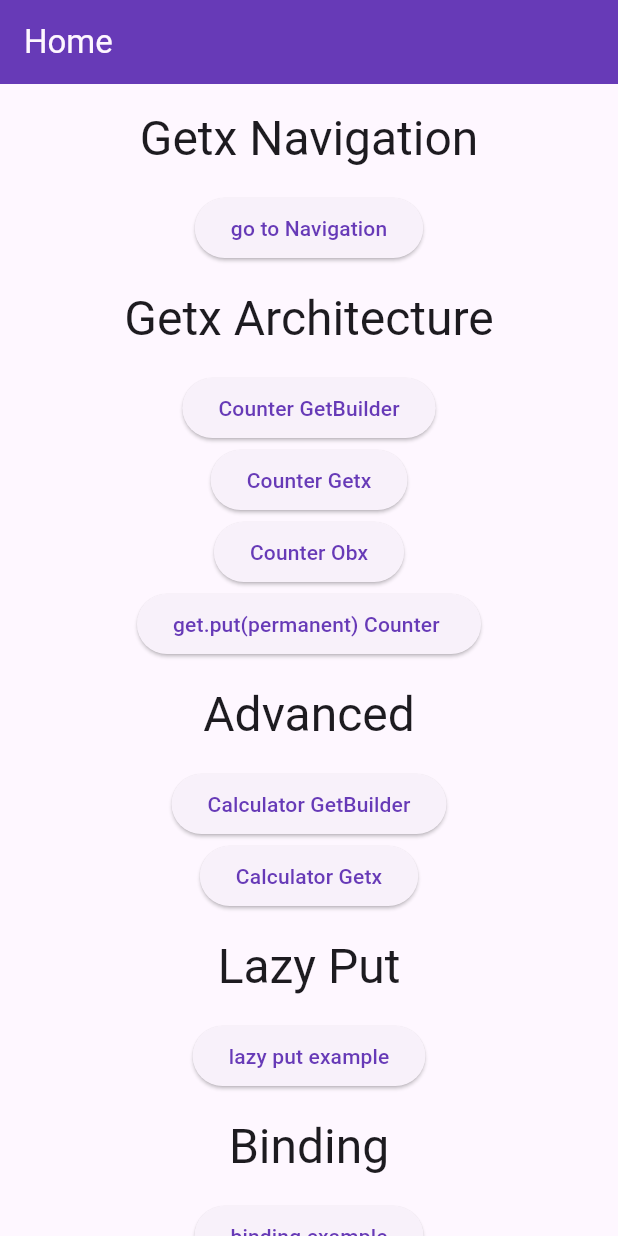
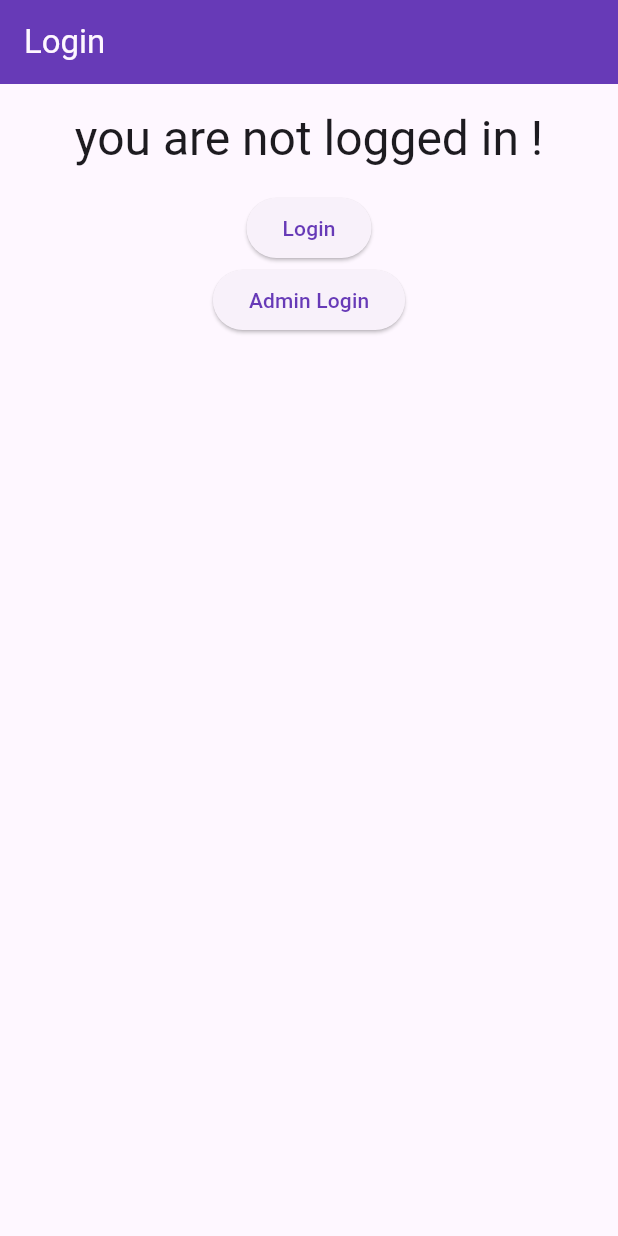
Before and after one commit to linaalbaroudi/getx_training, a Flutter app: the screen it shows after launch, on a phone screen of 412 x 824 dp. Run offline on Flutter 3.47's test engine with Material 2 defaults, Android fonts, the phone set to English and light mode, and no system bars; our stand-ins replace get, shared_preferences.

Commit message:
middleware

```diff
--- a/lib/main.dart
+++ b/lib/main.dart
@@ -1,15 +1,26 @@
 import 'package:flutter/material.dart';
 // 1- add get: to pubspec.yaml and import package
 import 'package:get/get.dart';
-import 'package:getx_training/utils/bindings.dart';
+import 'package:getx_training/utils/auth_middleware.dart';
+import 'package:getx_training/utils/fallback_middleware.dart';
 import 'package:getx_training/view/getx_arch/counter_getBuilder.dart';
 import 'package:getx_training/view/getx_arch/counter_getx.dart';
+import 'package:getx_training/view/login.dart';
+import 'package:shared_preferences/shared_preferences.dart';
+import 'view/admin.dart';
+import 'view/fallback_screen.dart';
 import 'view/home.dart';
 import 'view/navigation/page1.dart';
 import 'view/navigation/page2.dart';
 import 'view/navigation/page3.dart';
 
-void main() {
+// auth middleware step 1: define global variable and make it nullable
+SharedPreferences? sharedPreferences;
+
+// auth middleware step 2: add async to main, WidgetsFlutterBinding.ensureInitialized();, and SharedPreferences.getInstance();
+void main() async{
+  WidgetsFlutterBinding.ensureInitialized();
+  sharedPreferences = await SharedPreferences.getInstance();
   runApp(const MyApp());
 }
 
@@ -30,7 +41,7 @@ class MyApp extends StatelessWidget {
           color: Colors.deepPurple
         ),
       ),
-      home: const Home(),
+      // home: const Home(), // auth middleware step 3: don't add home when using middleware
       initialRoute: "/",
       // routes: {
       //   "/home": (context) => const Home(),
@@ -41,7 +52,13 @@ class MyApp extends StatelessWidget {
         // 1- in the root page GetPage(name: "/", page: ()=> const Home(), binding: AppBindings()),
         // 2- or through the initialBinding parameter
         // 3- or through navigation Get.to(() => Home(), binding: AppBindings());
-        GetPage(name: "/", page: ()=> const Home(), ), //binding: AppBindings()),
+        GetPage(name: "/", page: ()=> const Login(), middlewares: [
+          AuthMiddleWare(),
+          FallBackMiddleWare(),
+        ]), // auth middleware step 4: add login and home to routes and the middlewares
+        GetPage(name: "/home", page: ()=> const Home(), ), //binding: AppBindings()), // auth middleware
+        GetPage(name: "/admin", page: ()=> const Admin(), ),
+        GetPage(name: "/fallback", page: ()=> const FallbackScreen(), ),
         GetPage(name: "/page1", page: () => const Page1()),
         GetPage(name: "/page2", page: () => const Page2()),
         GetPage(name: "/page3", page: () => const Page3()),
--- /dev/null
+++ b/lib/utils/auth_middleware.dart
@@ -0,0 +1,17 @@
+import 'package:flutter/material.dart';
+import 'package:get/get.dart';
+import 'package:getx_training/main.dart';
+
+class AuthMiddleWare extends GetMiddleware{
+
+  @override
+  int? get priority => 1;
+
+  @override
+  RouteSettings? redirect(String? route) {
+    if (sharedPreferences!.getString("userID") != null) {
+      if (sharedPreferences!.getString("role") == "user") return const RouteSettings(name: "/home");
+      if (sharedPreferences!.getString("role") == "admin") return const RouteSettings(name: "/admin");
+    }
+  }
+}
--- /dev/null
+++ b/lib/utils/fallback_middleware.dart
@@ -0,0 +1,14 @@
+import 'package:flutter/material.dart';
+import 'package:get/get.dart';
+
+class FallBackMiddleWare extends GetMiddleware{
+
+  @override
+  int? get priority => 2;
+
+  @override
+  RouteSettings? redirect(String? route) {
+    // change to ture to check priority
+      if (false) return const RouteSettings(name: "/fallback");
+  }
+}
--- a/lib/view/binding/screen1.dart
+++ b/lib/view/binding/screen1.dart
@@ -6,10 +6,11 @@ class Screen1 extends StatelessWidget {
    Screen1({super.key});
 
   // final  extController = Get.put(CounterGetBuilderController(), permanent: true);
-   CounterGetBuilderController extController = Get.find();
+  final CounterGetBuilderController extController = Get.find();
 
   @override
   Widget build(BuildContext context) {
+    print("screen 1 build");
     return Scaffold(
       appBar: AppBar(
         title: const Text("Binding - screen 1"),
--- /dev/null
+++ b/lib/view/login.dart
@@ -0,0 +1,48 @@
+import 'package:flutter/material.dart';
+import 'package:get/get.dart';
+import 'package:getx_training/main.dart';
+
+class Login extends StatelessWidget {
+  const Login({super.key});
+
+  @override
+  Widget build(BuildContext context) {
+    return Scaffold(
+      appBar: AppBar(
+        title: const Text("Login"),
+        foregroundColor: Theme.of(context).canvasColor,
+      ),
+      body: SingleChildScrollView(
+        child: Column(
+          mainAxisAlignment: MainAxisAlignment.start,
+          crossAxisAlignment: CrossAxisAlignment.center,
+          children: [
+            Padding(
+              padding: const EdgeInsets.all(16),
+              child: Center(
+                child: Text("you are not logged in !",
+                    style: Theme.of(context).textTheme.headlineLarge),
+              ),
+            ),
+            ElevatedButton(
+                onPressed: () {
+                  // auth middleware step 4:
+                  sharedPreferences!.setString("userID", "1");
+                  sharedPreferences!.setString("role", "user");
+                  Get.offAllNamed("home");
+                },
+                child: const Text("Login")),
+            ElevatedButton(
+                onPressed: () {
+                  // auth middleware step 4:
+                  sharedPreferences!.setString("userID", "0");
+                  sharedPreferences!.setString("role", "admin");
+                  Get.offAllNamed("admin");
+                },
+                child: const Text("Admin Login")),
+          ],
+        ),
+      ),
+    );
+  }
+}
--- a/pubspec.yaml
+++ b/pubspec.yaml
@@ -36,6 +36,7 @@ dependencies:
   # Use with the CupertinoIcons class for iOS style icons.
   cupertino_icons: ^1.0.2
   get:
+  shared_preferences:
 
 dev_dependencies:
   flutter_test:
```
Also changed, not shown: lib/controller/getx_arch/counter_getBuilder_controller.dart (+19 -0 lines), lib/view/admin.dart (added, +39 -0 lines), lib/view/fallback_screen.dart (added, +39 -0 lines), lib/view/home.dart (+30 -0 lines), pubspec.lock, 1 other file.
